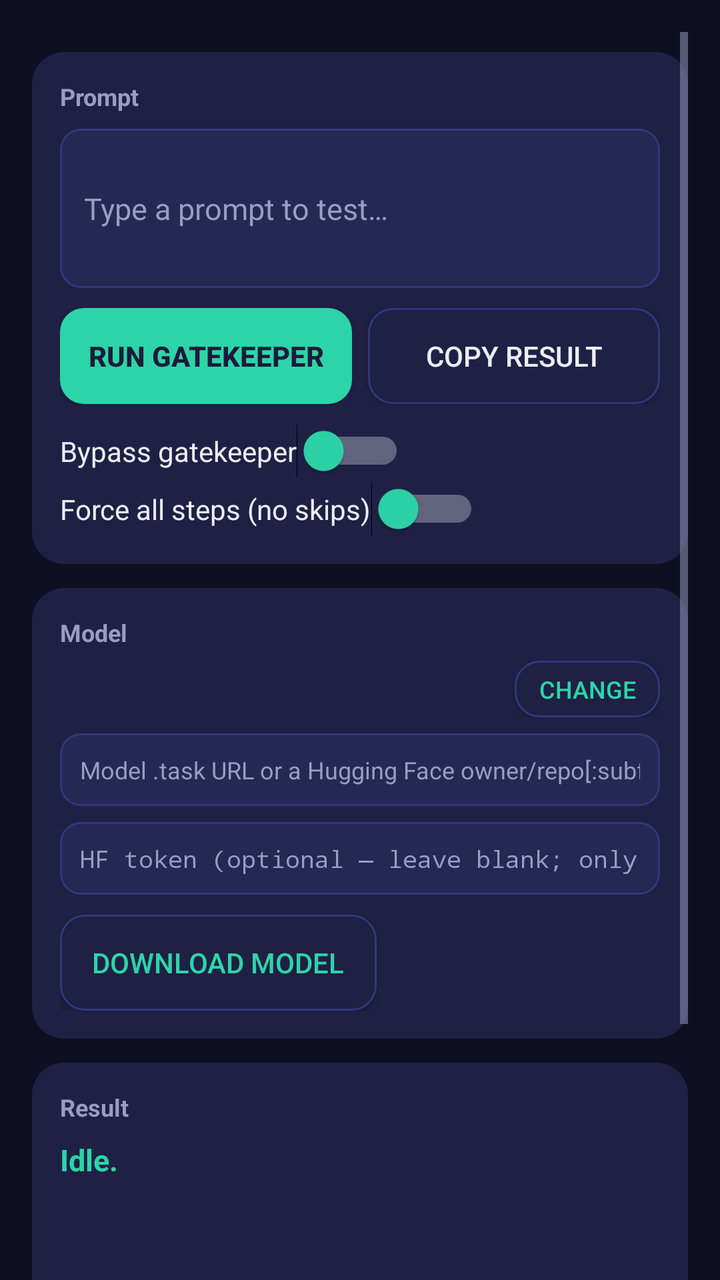
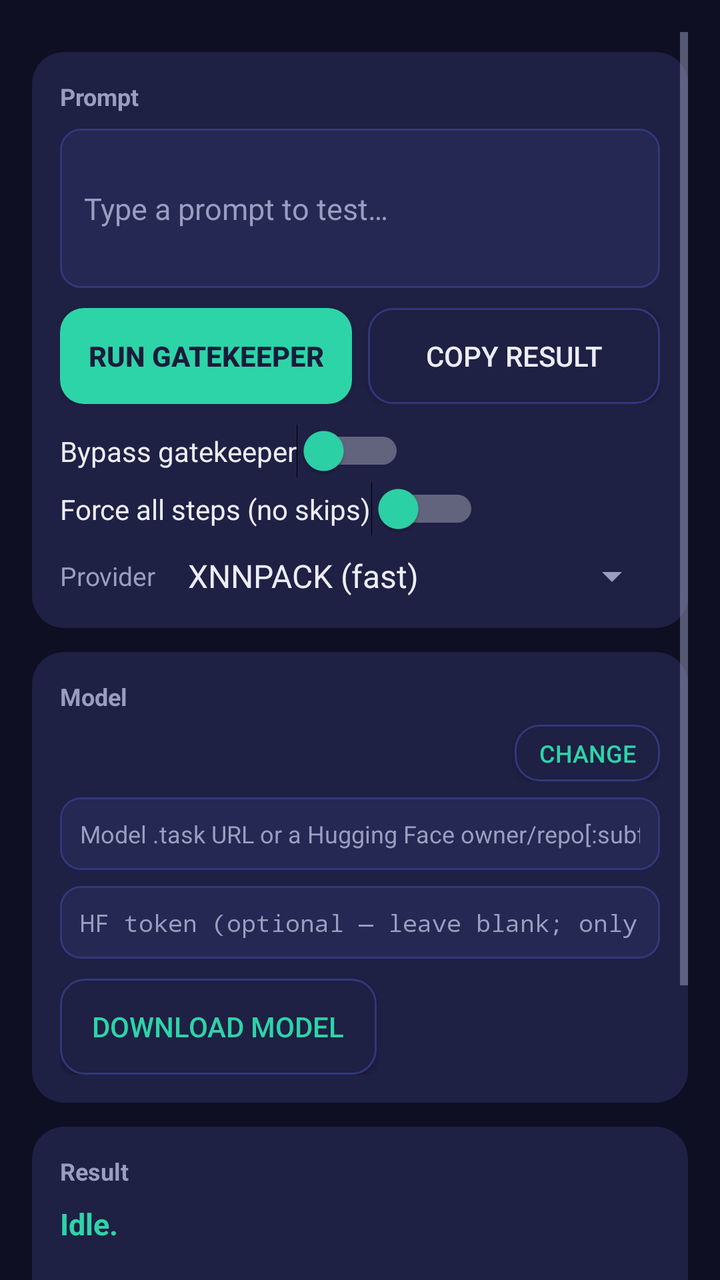

Compare the two renders of this Android layout. The source of the first and the diff that turns it into the second are given below.
<!-- AndroidManifest.xml: application theme AppTheme -->
<!-- res/layout/activity_main.xml -->
<?xml version="1.0" encoding="utf-8"?>
<ScrollView xmlns:android="http://schemas.android.com/apk/res/android"
    android:layout_width="match_parent"
    android:layout_height="match_parent"
    android:background="@color/gatekeeper_bg"
    android:clipToPadding="false"
    android:padding="16dp">

    <LinearLayout
        android:layout_width="match_parent"
        android:layout_height="wrap_content"
        android:orientation="vertical"
        android:paddingBottom="96dp">

        <LinearLayout
            android:layout_width="match_parent"
            android:layout_height="wrap_content"
            android:layout_marginTop="10dp"
            android:background="@drawable/card_bg"
            android:orientation="vertical"
            android:padding="14dp">

            <TextView
                android:layout_width="wrap_content"
                android:layout_height="wrap_content"
                android:text="@string/section_prompt"
                android:textColor="@color/gatekeeper_muted"
                android:textSize="12sp"
                android:textStyle="bold" />

            <EditText
                android:id="@+id/input"
                android:layout_width="match_parent"
                android:layout_height="wrap_content"
                android:layout_marginTop="8dp"
                android:background="@drawable/field_bg"
                android:hint="@string/hint_input"
                android:inputType="textMultiLine"
                android:minLines="3"
                android:padding="12dp"
                android:textColor="@color/gatekeeper_text"
                android:textColorHint="@color/gatekeeper_muted"
                android:textSize="15sp" />

            <LinearLayout
                android:layout_width="match_parent"
                android:layout_height="wrap_content"
                android:layout_marginTop="10dp"
                android:orientation="horizontal">

                <Button
                    android:id="@+id/runButton"
                    android:layout_width="0dp"
                    android:layout_height="wrap_content"
                    android:layout_weight="1"
                    android:background="@drawable/btn_accent"
                    android:text="@string/run"
                    android:textColor="@color/gatekeeper_navy"
                    android:textStyle="bold" />

                <Button
                    android:id="@+id/copyButton"
                    android:layout_width="0dp"
                    android:layout_height="wrap_content"
                    android:layout_marginStart="8dp"
                    android:layout_weight="1"
                    android:background="@drawable/btn_subtle"
                    android:text="@string/copy_result"
                    android:textColor="@color/gatekeeper_text" />
            </LinearLayout>

            <Switch
                android:id="@+id/bypassGatekeeper"
                android:layout_width="wrap_content"
                android:layout_height="wrap_content"
                android:layout_marginTop="10dp"
                android:text="@string/bypass_gatekeeper"
                android:textColor="@color/gatekeeper_text"
                android:thumbTint="@color/gatekeeper_mint" />

            <Switch
                android:id="@+id/forceAllSteps"
                android:layout_width="wrap_content"
                android:layout_height="wrap_content"
                android:layout_marginTop="2dp"
                android:text="@string/force_all_steps"
                android:textColor="@color/gatekeeper_text"
                android:thumbTint="@color/gatekeeper_mint" />
        </LinearLayout>

        <LinearLayout
            android:layout_width="match_parent"
            android:layout_height="wrap_content"
            android:layout_marginTop="12dp"
            android:background="@drawable/card_bg"
            android:orientation="vertical"
            android:padding="14dp">

            <TextView
                android:layout_width="wrap_content"
                android:layout_height="wrap_content"
                android:text="@string/section_model"
                android:textColor="@color/gatekeeper_muted"
                android:textSize="12sp"
                android:textStyle="bold" />

            <LinearLayout
                android:layout_width="match_parent"
                android:layout_height="wrap_content"
                android:layout_marginTop="6dp"
                android:gravity="center_vertical"
                android:orientation="horizontal">

                <TextView
                    android:id="@+id/modelStatus"
                    android:layout_width="0dp"
                    android:layout_height="wrap_content"
                    android:layout_weight="1"
                    android:textColor="@color/gatekeeper_text"
                    android:textSize="12sp" />

                <Button
                    android:id="@+id/modelToggleButton"
                    android:layout_width="wrap_content"
                    android:layout_height="wrap_content"
                    android:layout_marginStart="8dp"
                    android:background="@drawable/btn_subtle"
                    android:minHeight="0dp"
                    android:minWidth="0dp"
                    android:paddingStart="12dp"
                    android:paddingEnd="12dp"
                    android:paddingTop="6dp"
                    android:paddingBottom="6dp"
                    android:text="@string/change_model"
                    android:textColor="@color/gatekeeper_mint"
                    android:textSize="12sp" />
            </LinearLayout>

            <LinearLayout
                android:id="@+id/modelForm"
                android:layout_width="match_parent"
                android:layout_height="wrap_content"
                android:orientation="vertical">

                <EditText
                    android:id="@+id/modelUrl"
                    android:layout_width="match_parent"
                    android:layout_height="wrap_content"
                    android:layout_marginTop="8dp"
                    android:background="@drawable/field_bg"
                    android:hint="@string/hint_model_url"
                    android:inputType="textUri"
                    android:padding="10dp"
                    android:singleLine="true"
                    android:textColor="@color/gatekeeper_text"
                    android:textColorHint="@color/gatekeeper_muted"
                    android:textSize="12sp" />

                <EditText
                    android:id="@+id/hfToken"
                    android:layout_width="match_parent"
                    android:layout_height="wrap_content"
                    android:layout_marginTop="8dp"
                    android:background="@drawable/field_bg"
                    android:hint="@string/hint_hf_token"
                    android:inputType="textPassword"
                    android:padding="10dp"
                    android:singleLine="true"
                    android:textColor="@color/gatekeeper_text"
                    android:textColorHint="@color/gatekeeper_muted"
                    android:textSize="12sp" />

            <Button
                android:id="@+id/downloadButton"
                android:layout_width="wrap_content"
                android:layout_height="wrap_content"
                android:layout_marginTop="10dp"
                android:background="@drawable/btn_subtle"
                android:paddingStart="16dp"
                android:paddingEnd="16dp"
                android:paddingTop="10dp"
                android:paddingBottom="10dp"
                android:text="@string/download_model"
                android:textColor="@color/gatekeeper_mint" />

                <ProgressBar
                    android:id="@+id/downloadProgress"
                    style="?android:attr/progressBarStyleHorizontal"
                    android:layout_width="match_parent"
                    android:layout_height="wrap_content"
                    android:layout_marginTop="8dp"
                    android:max="100"
                    android:progressTint="@color/gatekeeper_mint"
                    android:visibility="gone" />
            </LinearLayout>

            <TextView
                android:id="@+id/updateStatus"
                android:layout_width="match_parent"
                android:layout_height="wrap_content"
                android:layout_marginTop="4dp"
                android:textColor="@color/gatekeeper_amber"
                android:textSize="12sp"
                android:textStyle="bold"
                android:visibility="gone" />
        </LinearLayout>

        <LinearLayout
            android:layout_width="match_parent"
            android:layout_height="wrap_content"
            android:layout_marginTop="12dp"
            android:background="@drawable/card_bg"
            android:orientation="vertical"
            android:padding="14dp">

            <TextView
                android:layout_width="wrap_content"
                android:layout_height="wrap_content"
                android:text="@string/section_result"
                android:textColor="@color/gatekeeper_muted"
                android:textSize="12sp"
                android:textStyle="bold" />

            <TextView
                android:id="@+id/statusView"
                android:layout_width="match_parent"
                android:layout_height="wrap_content"
                android:layout_marginTop="8dp"
                android:text="Idle."
                android:textColor="@color/gatekeeper_mint"
                android:textSize="15sp"
                android:textStyle="bold" />

            <LinearLayout
                android:id="@+id/stepsView"
                android:layout_width="match_parent"
                android:layout_height="wrap_content"
                android:layout_marginTop="8dp"
                android:animateLayoutChanges="true"
                android:orientation="vertical" />

            <TextView
                android:id="@+id/telemetryView"
                android:layout_width="match_parent"
                android:layout_height="wrap_content"
                android:layout_marginTop="8dp"
                android:textColor="@color/gatekeeper_muted"
                android:textIsSelectable="true"
                android:textSize="12sp"
                android:typeface="monospace" />

            <TextView
                android:id="@+id/debugLogView"
                android:layout_width="match_parent"
                android:layout_height="wrap_content"
                android:layout_marginTop="8dp"
                android:textColor="@color/gatekeeper_muted"
                android:textIsSelectable="true"
                android:textSize="10sp"
                android:typeface="monospace" />

            <TextView
                android:id="@+id/outputView"
                android:layout_width="match_parent"
                android:layout_height="wrap_content"
                android:layout_marginTop="10dp"
                android:textColor="@color/gatekeeper_text"
                android:textIsSelectable="true"
                android:textSize="15sp" />
        </LinearLayout>
    </LinearLayout>
</ScrollView>
<!-- resources referenced by this layout -->
<resources>
  <color name="gatekeeper_amber">#FFC531</color>
  <color name="gatekeeper_bg">#0E0F22</color>
  <color name="gatekeeper_mint">#2DD4A8</color>
  <color name="gatekeeper_muted">#9A9DC0</color>
  <color name="gatekeeper_navy">#1A1B3A</color>
  <color name="gatekeeper_text">#EDEDF7</color>
  <!-- drawable btn_accent (drawable) -->
  <?xml version="1.0" encoding="utf-8"?>
  <shape xmlns:android="http://schemas.android.com/apk/res/android" android:shape="rectangle">
      <corners android:radius="12dp" />
      <solid android:color="@color/gatekeeper_mint" />
  </shape>
  <!-- drawable btn_subtle (drawable) -->
  <?xml version="1.0" encoding="utf-8"?>
  <shape xmlns:android="http://schemas.android.com/apk/res/android" android:shape="rectangle">
      <corners android:radius="12dp" />
      <solid android:color="@color/gatekeeper_surface" />
      <stroke android:width="1dp" android:color="@color/gatekeeper_divider" />
  </shape>
  <!-- drawable card_bg (drawable) -->
  <?xml version="1.0" encoding="utf-8"?>
  <shape xmlns:android="http://schemas.android.com/apk/res/android" android:shape="rectangle">
      <corners android:radius="16dp" />
      <solid android:color="@color/gatekeeper_surface" />
  </shape>
  <!-- drawable field_bg (drawable) -->
  <?xml version="1.0" encoding="utf-8"?>
  <shape xmlns:android="http://schemas.android.com/apk/res/android" android:shape="rectangle">
      <corners android:radius="10dp" />
      <solid android:color="@color/gatekeeper_field" />
      <stroke android:width="1dp" android:color="@color/gatekeeper_divider" />
  </shape>
  <string name="bypass_gatekeeper">Bypass gatekeeper</string>
  <string name="change_model">Change</string>
  <string name="copy_result">Copy result</string>
  <string name="download_model">Download model</string>
  <string name="force_all_steps">Force all steps (no skips)</string>
  <string name="hint_hf_token">HF token (optional — leave blank; only gated repos need one)</string>
  <string name="hint_input">Type a prompt to test…</string>
  <string name="hint_model_url">Model .task URL or a Hugging Face owner/repo[:subfolder]</string>
  <string name="run">Run gatekeeper</string>
  <string name="section_model">Model</string>
  <string name="section_prompt">Prompt</string>
  <string name="section_result">Result</string>
  <style name="AppTheme" parent="android:Theme.Material.NoActionBar">
          <item name="android:windowBackground">@color/gatekeeper_bg</item>
          <item name="android:colorBackground">@color/gatekeeper_bg</item>
          <item name="android:textColorPrimary">@color/gatekeeper_text</item>
          <item name="android:textColorSecondary">@color/gatekeeper_muted</item>
          <item name="android:colorAccent">@color/gatekeeper_mint</item>
          <item name="android:statusBarColor">@color/gatekeeper_bg</item>
          <item name="android:navigationBarColor">@color/gatekeeper_bg</item>
      </style>
  <color name="gatekeeper_surface">#1E2044</color>
  <color name="gatekeeper_divider">#33377A</color>
  <color name="gatekeeper_field">#242852</color>
</resources>

<!-- the commit's change to res/layout/activity_main.xml (unified diff, before → after) -->
@@ -86,6 +86,30 @@
                 android:text="@string/force_all_steps"
                 android:textColor="@color/gatekeeper_text"
                 android:thumbTint="@color/gatekeeper_mint" />
+
+            <LinearLayout
+                android:layout_width="match_parent"
+                android:layout_height="wrap_content"
+                android:layout_marginTop="8dp"
+                android:gravity="center_vertical"
+                android:orientation="horizontal">
+
+                <TextView
+                    android:layout_width="wrap_content"
+                    android:layout_height="wrap_content"
+                    android:text="@string/provider_label"
+                    android:textColor="@color/gatekeeper_muted"
+                    android:textSize="13sp" />
+
+                <Spinner
+                    android:id="@+id/providerSpinner"
+                    android:layout_width="0dp"
+                    android:layout_height="wrap_content"
+                    android:layout_marginStart="8dp"
+                    android:layout_weight="1"
+                    android:entries="@array/provider_options"
+                    android:textColor="@color/gatekeeper_text" />
+            </LinearLayout>
         </LinearLayout>
 
         <LinearLayout
<!-- resource entries referenced after the edit -->
@@ -1,5 +1,10 @@
 <!-- resources referenced by this layout -->
 <resources>
+  <string-array name="provider_options">
+          <item>XNNPACK (fast)</item>
+          <item>CPU only</item>
+          <item>Both — benchmark</item>
+      </string-array>
   <color name="gatekeeper_amber">#FFC531</color>
   <color name="gatekeeper_bg">#0E0F22</color>
   <color name="gatekeeper_mint">#2DD4A8</color>
@@ -40,6 +45,7 @@
   <string name="hint_hf_token">HF token (optional — leave blank; only gated repos need one)</string>
   <string name="hint_input">Type a prompt to test…</string>
   <string name="hint_model_url">Model .task URL or a Hugging Face owner/repo[:subfolder]</string>
+  <string name="provider_label">Provider</string>
   <string name="run">Run gatekeeper</string>
   <string name="section_model">Model</string>
   <string name="section_prompt">Prompt</string>
